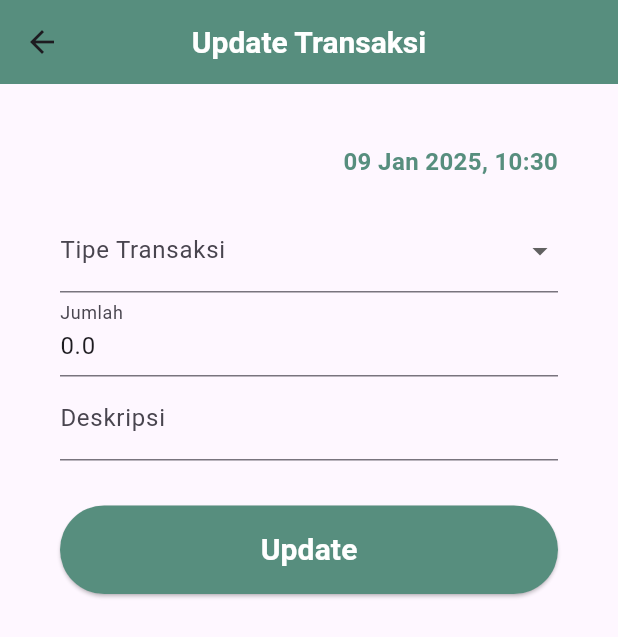
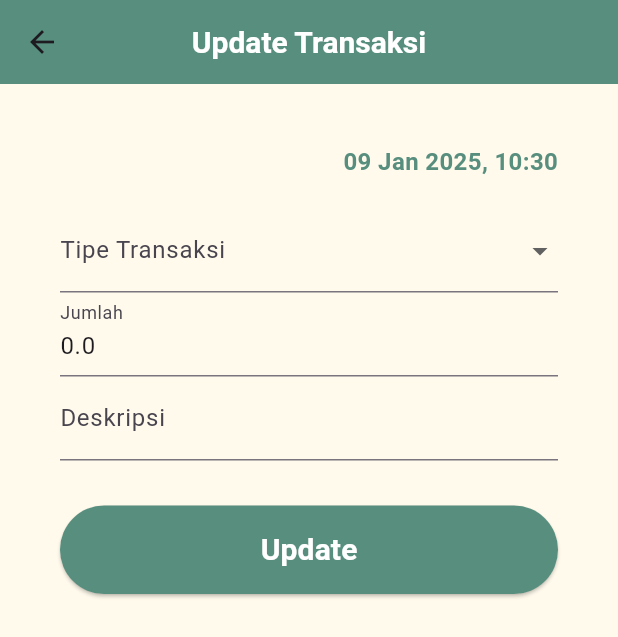
Before and after one commit to jonyxz/bumdesa-finance, a Flutter app: the UpdateFormPage screen opened directly with empty values, on a phone screen of 412 x 824 dp. Shown: the top 637 px of the screen. Run offline on Flutter 3.47's test engine with Material 3 defaults, Android fonts, the phone set to English and light mode, and no system bars; our stand-ins replace cloud_firestore, firebase_auth, firebase_core; accounts and stored records are empty.

Commit message:
add Style AddFormPage and UpdateFormPage UI

```diff
--- a/lib/pages/UpdateFormPage.dart
+++ b/lib/pages/UpdateFormPage.dart
@@ -86,11 +86,12 @@ class _UpdateFormPageState extends State<UpdateFormPage> {
   @override
   Widget build(BuildContext context) {
     return Scaffold(
+      backgroundColor: backgroundColor,
       appBar: AppBar(
-        backgroundColor: primaryColor,
         title:
             Text('Update Transaksi', style: headerStyle(level: 3, dark: false)),
         centerTitle: true,
+        backgroundColor: primaryColor,
       ),
       body: SafeArea(
         child: _isLoading
```
Also changed, not shown: lib/pages/AddFormPage.dart (+5 -11 lines).
